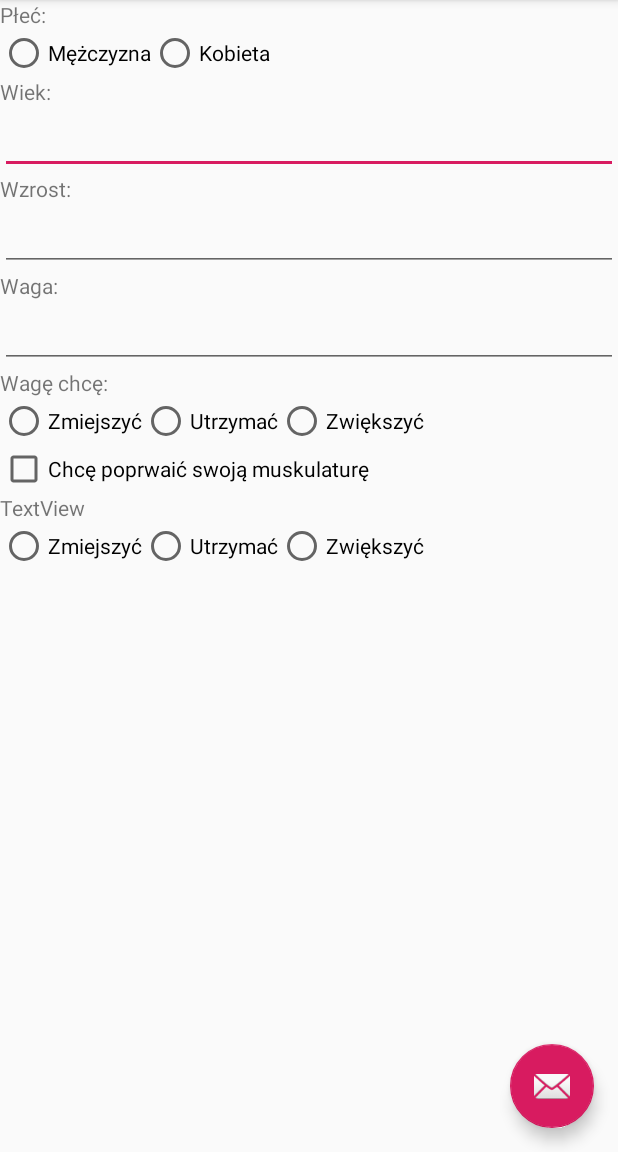
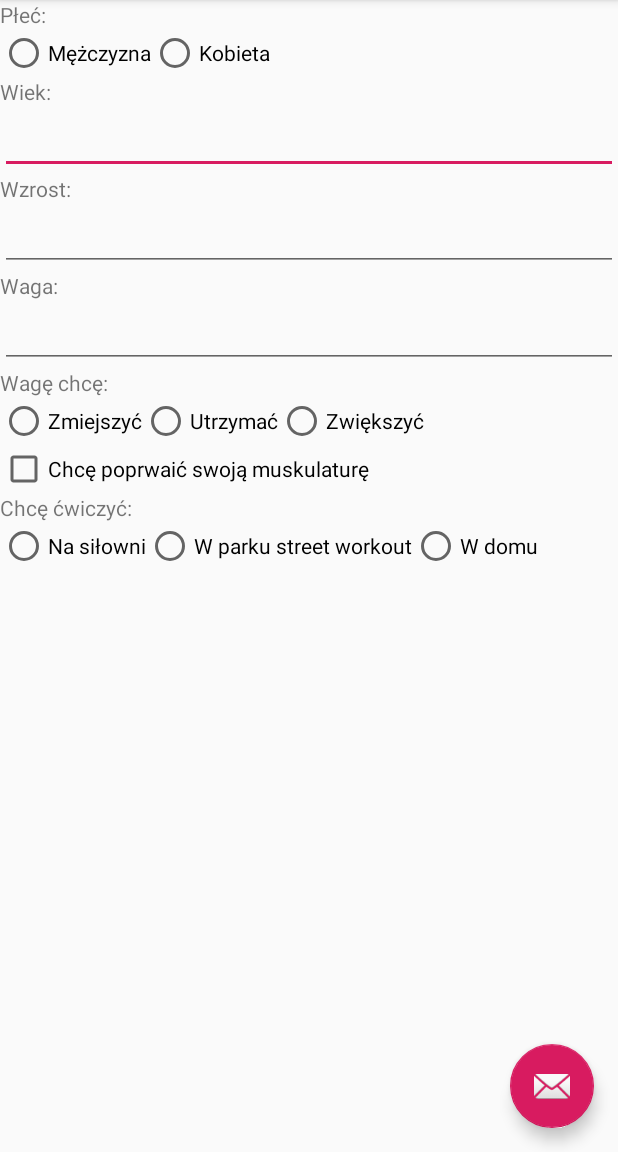
Before and after one commit to eldomador/TrenerMobilny, an Android app: the screen it shows after launch (MainActivity), on a phone screen of 412 x 824 dp, the part 84-1236 px from its top. Run offline under Robolectric (Android 15) with nearby library versions, the phone set to English and light mode, and no system bars.

Commit message:
and more prefs.

```diff
--- a/app/src/main/java/pl/kosmalski/trenermobilny/MainActivity.java
+++ b/app/src/main/java/pl/kosmalski/trenermobilny/MainActivity.java
@@ -21,12 +21,19 @@ import android.support.v7.widget.Toolbar;
 import android.view.Menu;
 import android.view.WindowManager;
 import android.widget.CheckBox;
+import android.widget.CompoundButton;
 import android.widget.EditText;
 import android.widget.RadioButton;
+import android.widget.RadioGroup;
 import android.widget.TextView;
+import android.widget.Toast;
 
 public class MainActivity extends AppCompatActivity
         implements NavigationView.OnNavigationItemSelectedListener {
+
+    private TextView trainingPreferences ;
+    private CheckBox checkBoxMusculature;
+    private RadioGroup radioGroupTrainingPreferences;
 
     // this will be key for the key value pair
     public static final String ButtonStateMale = "ButtonStateMale";
@@ -35,6 +42,10 @@ public class MainActivity extends AppCompatActivity
     public static final String ButtonStateDecrease = "ButtonStateDecrease";
     public static final String ButtonStateMaintain = "ButtonStateMaintain";
     public static final String ButtonStateIncrease = "ButtonStateIncrease";
+
+    public static final String ButtonStateGym = "ButtonStateGym ";
+    public static final String ButtonStateStreetWorkout= "ButtonStaterStreetWorkout";
+    public static final String ButtonStateHome = "ButtonStateHome";
 
     // this is name of shared preferences file, must be same whenever accessing
     // the key value pair.
@@ -71,6 +82,10 @@ public class MainActivity extends AppCompatActivity
 
 
 
+        trainingPreferences = (TextView) findViewById(R.id.textViewTrainingPreferences) ;
+        checkBoxMusculature = (CheckBox)findViewById(R.id.checkBoxMusculature);
+        radioGroupTrainingPreferences =  (RadioGroup)findViewById(R.id.radioGroupTrainingPreferences);
+
 
         // helper method to open up the file.
         sharedpreferences = getSharedPreferences(MyPreferences, Context.MODE_PRIVATE);
@@ -84,6 +99,11 @@ public class MainActivity extends AppCompatActivity
         Boolean lastButtonStateIncrease = sharedpreferences.getBoolean(ButtonStateIncrease, false);
 
 
+        Boolean lastButtonStateGym= sharedpreferences.getBoolean(ButtonStateGym, false);
+        Boolean lastButtonStateStreetWorkout = sharedpreferences.getBoolean(ButtonStateStreetWorkout, false);
+        Boolean lastButtonStateHome = sharedpreferences.getBoolean(ButtonStateHome, false);
+
+
 
 
         final RadioButton radioButtonMale = (RadioButton) findViewById(R.id.radioButtonMale);
@@ -94,6 +114,12 @@ public class MainActivity extends AppCompatActivity
         final RadioButton radioButtonMaintain = (RadioButton) findViewById(R.id.radioButtonMaintain);
         final RadioButton radioButtonIncrease = (RadioButton) findViewById(R.id.radioButtonIncrease);
 
+
+        final RadioButton radioButtonGym = (RadioButton) findViewById(R.id.radioButtonGym);
+        final RadioButton radioButtonStreetWorkout = (RadioButton) findViewById(R.id.radioButtonStreetWorkout);
+        final RadioButton radioButtonHome = (RadioButton) findViewById(R.id.radioButtonHome);
+
+
         // restore previous state
         radioButtonMale.setChecked(lastButtonStateMale);
         radioButtonFemale.setChecked(lastButtonStateFemale);
@@ -102,7 +128,9 @@ public class MainActivity extends AppCompatActivity
         radioButtonMaintain.setChecked(lastButtonStateMaintain);
         radioButtonIncrease.setChecked(lastButtonStateIncrease);
 
-
+        radioButtonGym.setChecked(lastButtonStateGym);
+        radioButtonStreetWorkout.setChecked(lastButtonStateStreetWorkout);
+        radioButtonHome.setChecked(lastButtonStateHome);
 
 
         // set a listener
@@ -207,6 +235,66 @@ public class MainActivity extends AppCompatActivity
         });
 
 
+        radioButtonGym.setOnClickListener(new View.OnClickListener() {
+            @Override
+            public void onClick(View v) {
+                // call this to enable editing of the shared preferences file
+                // in the event of a change
+                SharedPreferences.Editor editor = sharedpreferences.edit();
+                Boolean isCheckedGym = radioButtonGym.isChecked();
+                Boolean isCheckedStreetWorkout = radioButtonStreetWorkout.isChecked();
+                Boolean isCheckedHome = radioButtonHome.isChecked();
+                // use this to add the new state
+                editor.putBoolean(ButtonStateGym, isCheckedGym);
+                editor.putBoolean(ButtonStateStreetWorkout, isCheckedStreetWorkout);
+                editor.putBoolean(ButtonStateHome, isCheckedHome);
+                // save
+                editor.apply();
+            }
+
+
+        });
+
+        radioButtonStreetWorkout.setOnClickListener(new View.OnClickListener() {
+            @Override
+            public void onClick(View v) {
+                // call this to enable editing of the shared preferences file
+                // in the event of a change
+                SharedPreferences.Editor editor = sharedpreferences.edit();
+                Boolean isCheckedGym = radioButtonGym.isChecked();
+                Boolean isCheckedStreetWorkout = radioButtonStreetWorkout.isChecked();
+                Boolean isCheckedHome = radioButtonHome.isChecked();
+                // use this to add the new state
+                editor.putBoolean(ButtonStateGym, isCheckedGym);
+                editor.putBoolean(ButtonStateStreetWorkout, isCheckedStreetWorkout);
+                editor.putBoolean(ButtonStateHome, isCheckedHome);
+                // save
+                editor.apply();
+            }
+
+
+        });
+
+        radioButtonHome.setOnClickListener(new View.OnClickListener() {
+            @Override
+            public void onClick(View v) {
+                // call this to enable editing of the shared preferences file
+                // in the event of a change
+                SharedPreferences.Editor editor = sharedpreferences.edit();
+                Boolean isCheckedGym = radioButtonGym.isChecked();
+                Boolean isCheckedStreetWorkout = radioButtonStreetWorkout.isChecked();
+                Boolean isCheckedHome = radioButtonHome.isChecked();
+                // use this to add the new state
+                editor.putBoolean(ButtonStateGym, isCheckedGym);
+                editor.putBoolean(ButtonStateStreetWorkout, isCheckedStreetWorkout);
+                editor.putBoolean(ButtonStateHome, isCheckedHome);
+                // save
+                editor.apply();
+            }
+
+
+        });
+
 
 
 
@@ -287,27 +375,30 @@ public class MainActivity extends AppCompatActivity
             }
         });
 
-        //trainingPreferences = (TextView) findViewById(R.id.textViewTrainingPreferences) ;
+
+
+
+        checkBoxMusculature.setOnClickListener(new View.OnClickListener() {
+            @Override
+            public void onClick(View view) {
+                if(((CompoundButton) view).isChecked()){
+
+                    trainingPreferences.setVisibility(View.VISIBLE);
+                    radioGroupTrainingPreferences.setVisibility(View.VISIBLE);
+
+                } else {
+
+                    trainingPreferences.setVisibility(View.GONE);
+                    radioGroupTrainingPreferences.setVisibility(View.GONE);
+                }
+            }
+        });
     }
 
 
 
 
-//    public void onCheckboxClicked(View view) {
-//        // Is the view now checked?
-//        boolean checked = ((CheckBox) view).isChecked();
-//
-//        // Check which checkbox was clicked
-//        switch(view.getId()) {
-//            case R.id.checkBoxMusculature:
-//                if (checked)
-//                    inHomeInt=1;
-//
-//                else
-//                    inHomeInt=0;
-//
-//        }
-//    }
+
 
     @Override
     public void onBackPressed() {
--- a/app/src/main/res/layout/content_main.xml
+++ b/app/src/main/res/layout/content_main.xml
@@ -137,34 +137,36 @@
                 android:id="@+id/textViewTrainingPreferences"
                 android:layout_width="match_parent"
                 android:layout_height="wrap_content"
-                android:text="TextView" />
+                android:text="@string/ChceCw"
+                android:visibility="visible" />
 
             <RadioGroup
                 android:id="@+id/radioGroupTrainingPreferences"
                 android:layout_width="wrap_content"
                 android:layout_height="wrap_content"
-                android:orientation="horizontal">>
+                android:orientation="horizontal"
+                android:visibility="visible">>
 
                 <RadioButton
                     android:id="@+id/radioButtonGym"
                     android:layout_width="wrap_content"
                     android:layout_height="wrap_content"
                     android:layout_weight="1"
-                    android:text="@string/Zmiejszyć" />
+                    android:text="@string/NaSilowni" />
 
                 <RadioButton
                     android:id="@+id/radioButtonStreetWorkout"
                     android:layout_width="wrap_content"
                     android:layout_height="wrap_content"
                     android:layout_weight="1"
-                    android:text="@string/Utrzymać" />
+                    android:text="@string/WPSW" />
 
                 <RadioButton
                     android:id="@+id/radioButtonHome"
                     android:layout_width="wrap_content"
                     android:layout_height="wrap_content"
                     android:layout_weight="1"
-                    android:text="@string/Zwiększyć" />
+                    android:text="@string/WDomu" />
             </RadioGroup>
 
         </LinearLayout>
--- a/app/src/main/res/values/strings.xml
+++ b/app/src/main/res/values/strings.xml
@@ -25,7 +25,10 @@
     <string name="Zwiększyć">Zwiększyć</string>
     <string name="Utrzymać">Utrzymać</string>
     <string name="ChcePM">Chcę poprwaić swoją muskulaturę</string>
-
+    <string name="ChceCw">Chcę ćwiczyć:</string>
+    <string name="NaSilowni">Na siłowni</string>
+    <string name="WPSW">W parku street workout</string>
+    <string name="WDomu">W domu</string>
 
 
 </resources>
```
